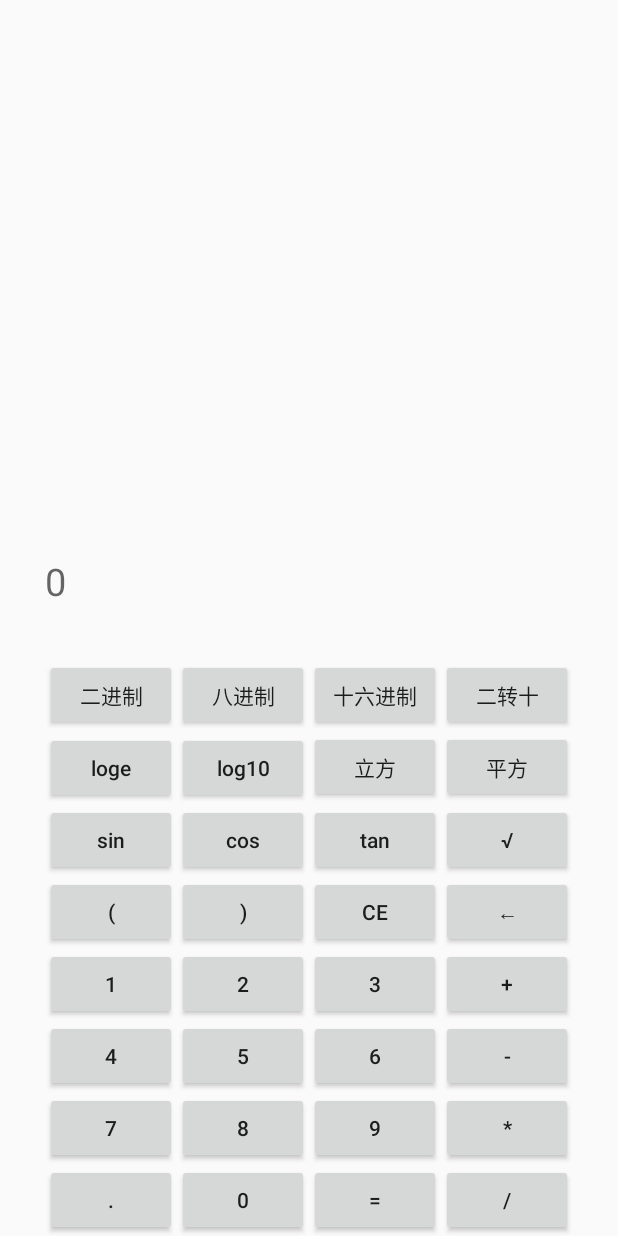
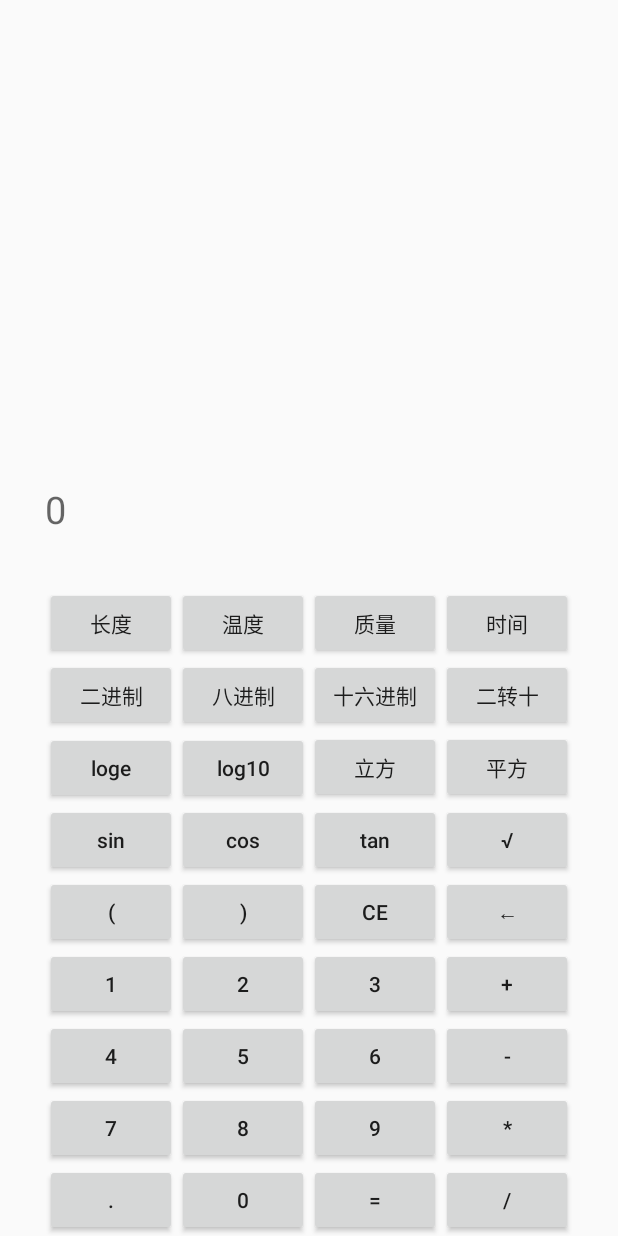
Before and after one commit to MrWQ/Jsq, an Android app: the layout activity_main.xml on its own in the app's theme, with its tools: preview values and no code run, on a phone screen of 412 x 824 dp. Run offline under Robolectric (Android 15) with nearby library versions, the phone set to English and light mode, and no system bars.

Commit message:
新增单位换算

```diff
--- a/app/src/main/AndroidManifest.xml
+++ b/app/src/main/AndroidManifest.xml
@@ -17,5 +17,5 @@
             </intent-filter>
         </activity>
     </application>
-
+    <uses-permission android:name="android.permission.INTERNET" />
 </manifest>
--- a/app/src/main/res/layout/activity_main.xml
+++ b/app/src/main/res/layout/activity_main.xml
@@ -22,6 +22,23 @@
             android:layout_columnSpan="4"
             android:layout_gravity="fill"
             />
+
+        <Button
+            android:text="长度"
+            android:id="@+id/buttonlength" />
+
+        <Button
+            android:text="温度"
+            android:id="@+id/buttontemperature" />
+
+        <Button
+            android:text="质量"
+            android:id="@+id/buttonweight" />
+
+        <Button
+            android:text="时间"
+            android:id="@+id/buttontime" />
+
         <Button android:text="二进制" android:id="@+id/buttonto2"/>
         <Button android:text="八进制" android:id="@+id/buttonto8"/>
         <Button android:text="十六进制" android:id="@+id/buttonto16"/>
```
Also changed, not shown: app/src/main/java/com/example/administrator/jsq/MainActivity.java (+109 -8 lines).
